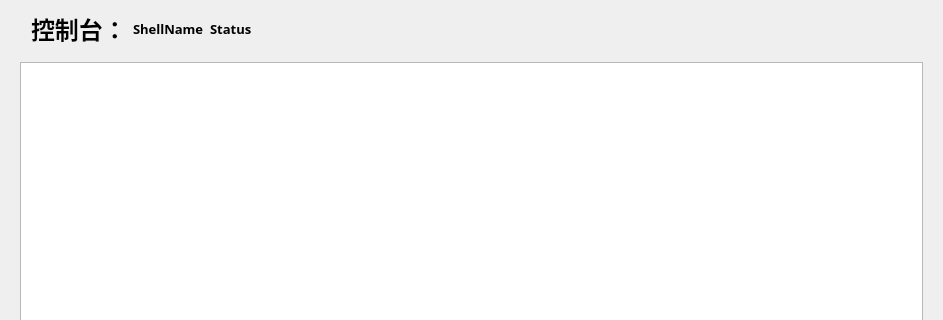
Qt form launcher/interfaces/ui/Console.ui (Stewitch/LiZhen) before a commit; both pictures show x 0 to 943 and y 0 to 320 of the 943 by 597 pixel window.
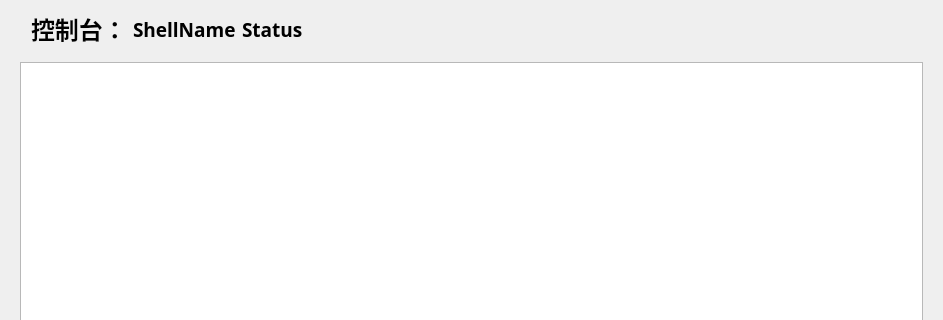
The same form after that commit. Custom widgets are drawn as their Qt base class.

The edit to the form file:
```diff
--- a/launcher/interfaces/ui/Console.ui
+++ b/launcher/interfaces/ui/Console.ui
@@ -10,6 +10,12 @@
     <height>597</height>
    </rect>
   </property>
+  <property name="sizePolicy">
+   <sizepolicy hsizetype="MinimumExpanding" vsizetype="Preferred">
+    <horstretch>0</horstretch>
+    <verstretch>0</verstretch>
+   </sizepolicy>
+  </property>
   <property name="windowTitle">
    <string>Form</string>
   </property>
@@ -63,7 +69,7 @@
        <property name="font">
         <font>
          <family>Alibaba PuHuiTi R</family>
-         <pointsize>10</pointsize>
+         <pointsize>14</pointsize>
          <bold>true</bold>
         </font>
        </property>
@@ -83,7 +89,7 @@
        <property name="font">
         <font>
          <family>Alibaba PuHuiTi R</family>
-         <pointsize>10</pointsize>
+         <pointsize>14</pointsize>
          <bold>true</bold>
         </font>
        </property>
@@ -98,22 +104,58 @@
         <enum>Qt::Orientation::Horizontal</enum>
        </property>
        <property name="sizeType">
-        <enum>QSizePolicy::Policy::Maximum</enum>
+        <enum>QSizePolicy::Policy::Expanding</enum>
        </property>
        <property name="sizeHint" stdset="0">
         <size>
-         <width>440</width>
+         <width>40</width>
          <height>20</height>
         </size>
        </property>
       </spacer>
      </item>
      <item>
-      <layout class="QHBoxLayout" name="horizontalLayout">
-       <item>
-        <widget class="CommandBar" name="cmdBar" native="true"/>
-       </item>
-      </layout>
+      <widget class="QWidget" name="cBContainer" native="true">
+       <property name="sizePolicy">
+        <sizepolicy hsizetype="Fixed" vsizetype="Preferred">
+         <horstretch>0</horstretch>
+         <verstretch>0</verstretch>
+        </sizepolicy>
+       </property>
+       <property name="minimumSize">
+        <size>
+         <width>375</width>
+         <height>0</height>
+        </size>
+       </property>
+       <property name="maximumSize">
+        <size>
+         <width>375</width>
+         <height>16777215</height>
+        </size>
+       </property>
+       <layout class="QHBoxLayout" name="horizontalLayout_4">
+        <item>
+         <widget class="CommandBar" name="cmdBar" native="true">
+          <property name="sizePolicy">
+           <sizepolicy hsizetype="Expanding" vsizetype="Preferred">
+            <horstretch>0</horstretch>
+            <verstretch>0</verstretch>
+           </sizepolicy>
+          </property>
+          <property name="font">
+           <font>
+            <family>Alibaba PuHuiTi R</family>
+            <pointsize>10</pointsize>
+           </font>
+          </property>
+         </widget>
+        </item>
+       </layout>
+      </widget>
+     </item>
+     <item>
+      <layout class="QHBoxLayout" name="horizontalLayout"/>
      </item>
     </layout>
    </item>
```
